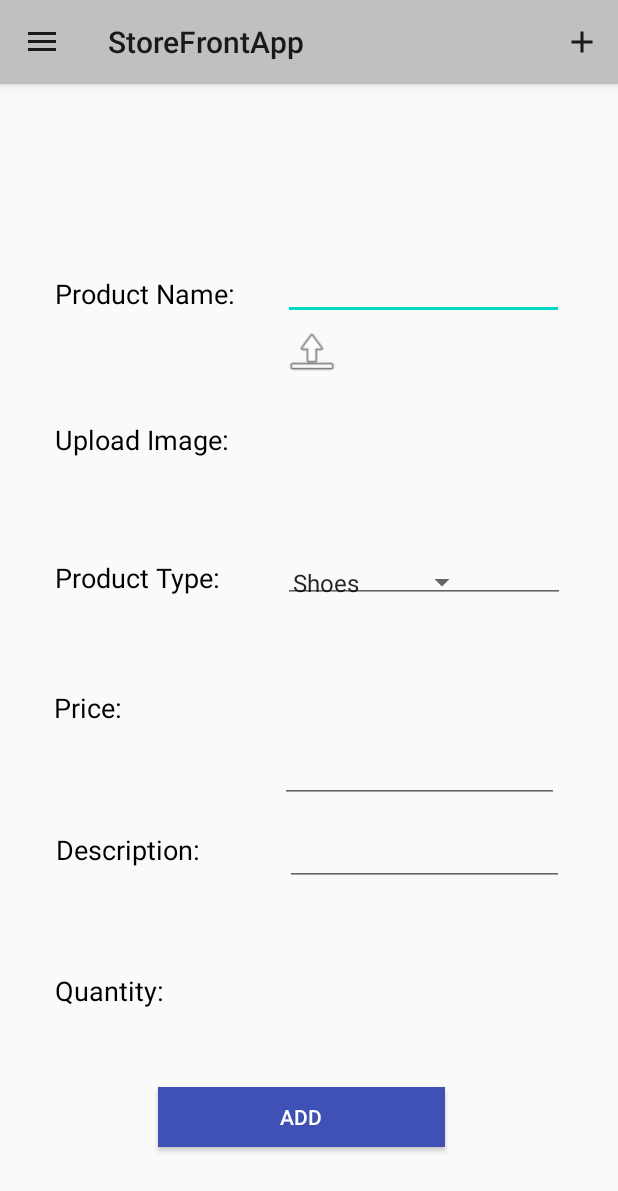
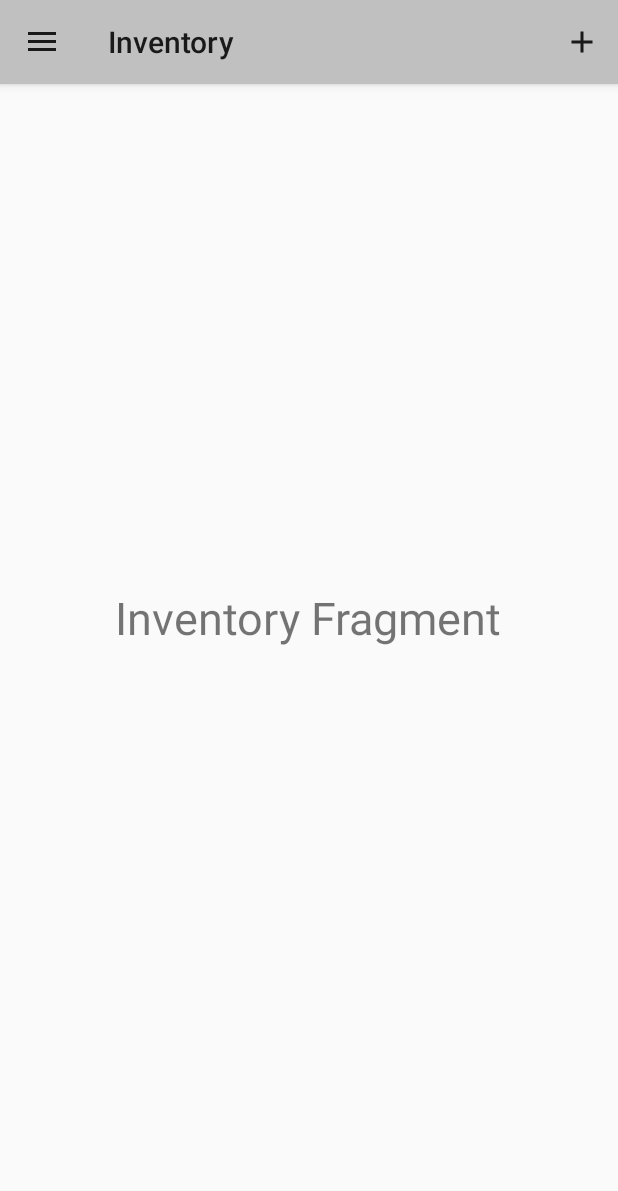
Before and after one commit to TeddyBonkerz/StoreFrontApp, an Android app: the home screen opened directly, with no data from a screen before it, in the side drawer, after a tap on "Inventory", on a phone screen of 412 x 824 dp. Shown: the top 1191 px of the screen. Run offline under Robolectric (Android 15) with nearby library versions, the phone set to English and light mode, and no system bars; our stand-ins replace Firebase (no records; nobody signed in at launch, a user with empty details on screens opened directly).

Commit message:
Added inventory page and add product page.

```diff
--- a/app/build.gradle
+++ b/app/build.gradle
@@ -32,6 +32,10 @@ dependencies {
     implementation 'androidx.lifecycle:lifecycle-extensions:2.2.0'
     implementation 'com.google.firebase:firebase-auth:19.3.1'
     implementation 'com.google.firebase:firebase-storage:19.2.0'
+    implementation 'androidx.legacy:legacy-support-v4:1.0.0'
+    implementation 'androidx.recyclerview:recyclerview:1.1.0'
+    implementation 'androidx.navigation:navigation-fragment:2.3.1'
+    implementation 'androidx.navigation:navigation-ui:2.3.1'
     testImplementation 'junit:junit:4.12'
     androidTestImplementation 'androidx.test.ext:junit:1.1.2'
     androidTestImplementation 'androidx.test.espresso:espresso-core:3.3.0'
--- a/app/src/main/java/com/example/storefrontapp/home.java
+++ b/app/src/main/java/com/example/storefrontapp/home.java
@@ -6,16 +6,20 @@ import androidx.appcompat.app.AppCompatActivity;
 import androidx.appcompat.widget.Toolbar;
 import androidx.core.view.GravityCompat;
 import androidx.drawerlayout.widget.DrawerLayout;
+import androidx.fragment.app.FragmentManager;
 
 import android.content.Intent;
 import android.os.Bundle;
 import android.view.Menu;
 import android.view.MenuItem;
+import android.view.View;
+import android.widget.Button;
 import android.widget.TextView;
 
 import com.example.storefrontapp.navdrawer.account_fragment;
 import com.example.storefrontapp.navdrawer.add_product_fragment;
 import com.example.storefrontapp.navdrawer.home_fragment;
+import com.example.storefrontapp.navdrawer.inventory_fragment;
 import com.example.storefrontapp.navdrawer.payment_fragment;
 import com.google.android.material.navigation.NavigationView;
 import com.google.firebase.auth.FirebaseAuth;
@@ -32,6 +36,9 @@ public class home extends AppCompatActivity implements NavigationView.OnNavigati
     private DrawerLayout drawer;
     private Toolbar toolbar;
     private NavigationView navigationView;
+    private ActionBarDrawerToggle toggle;
+    private boolean navBarRegistered = false;
+
     FirebaseAuth mAuth;
     FirebaseUser currentUser;
 
@@ -44,29 +51,30 @@ public class home extends AppCompatActivity implements NavigationView.OnNavigati
         super.onCreate(savedInstanceState);
         setContentView(R.layout.activity_home);
 
-        toolbar = findViewById(R.id.toolbar);
-        setSupportActionBar(toolbar);
 
         drawer = findViewById(R.id.drawer_layout);
         navigationView = findViewById(R.id.nav_view);
         navigationView.setNavigationItemSelectedListener(this);
 
+
+        toolbar = findViewById(R.id.toolbar);
+        setSupportActionBar(toolbar);
+        //getSupportActionBar().setDisplayHomeAsUpEnabled(true);
+
         mAuth = FirebaseAuth.getInstance();
         currentUser = mAuth.getCurrentUser();
-        //userText = findViewById(R.id.welcomeUser);
-        //userText.setText(currentUser.getDisplayName());
 
-        ActionBarDrawerToggle toggle = new ActionBarDrawerToggle(this, drawer, toolbar,
+
+        toggle = new ActionBarDrawerToggle(this, drawer, toolbar,
                 R.string.navigation_drawer_open, R.string.navigation_drawer_close);
         drawer.addDrawerListener(toggle);
         toggle.syncState();
 
-        if(savedInstanceState == null) {
+        if (savedInstanceState == null) {
             getSupportFragmentManager().beginTransaction().replace(R.id.fragment_container,
                     new home_fragment()).commit();
             navigationView.setCheckedItem(R.id.home);
         }
-
 
 
     }
@@ -75,23 +83,26 @@ public class home extends AppCompatActivity implements NavigationView.OnNavigati
     public boolean onNavigationItemSelected(@NonNull MenuItem item) {
         switch (item.getItemId()) {
             case R.id.home:
+                getSupportActionBar().setTitle("Home");
                 getSupportFragmentManager().beginTransaction().replace(R.id.fragment_container,
                         new home_fragment()).commit();
                 break;
             case R.id.account:
+                getSupportActionBar().setTitle("Account");
                 getSupportFragmentManager().beginTransaction().replace(R.id.fragment_container,
                         new account_fragment()).commit();
                 break;
             case R.id.inventory:
+                getSupportActionBar().setTitle("Inventory");
                 getSupportFragmentManager().beginTransaction().replace(R.id.fragment_container,
-                        new add_product_fragment()).commit();
+                        new inventory_fragment()).commit();
                 break;
             case R.id.payment_details:
+                getSupportActionBar().setTitle("Payment Methods");
                 getSupportFragmentManager().beginTransaction().replace(R.id.fragment_container,
                         new payment_fragment()).commit();
                 break;
             case R.id.logout:
-                FirebaseAuth.getInstance().signOut();
                 startActivity(new Intent(getApplicationContext(), login.class));
                 finish();
                 break;
@@ -115,4 +126,41 @@ public class home extends AppCompatActivity implements NavigationView.OnNavigati
         getMenuInflater().inflate(R.menu.appbar, menu);
         return true;
     }
+
+    @Override
+    public boolean onOptionsItemSelected(MenuItem item) {
+        switch (item.getItemId()) {
+            case R.id.add_product:
+                displayHomeUpOrHamburger();
+                getSupportActionBar().setTitle("Add Product");
+                getSupportFragmentManager().beginTransaction().replace(R.id.fragment_container,
+                        new add_product_fragment()).commit();
+            default:
+                break;
+        }
+        return super.onOptionsItemSelected(item);
+    }
+
+    private void displayHomeUpOrHamburger() {
+        boolean upButton = getSupportFragmentManager().getBackStackEntryCount() > 0;
+
+        if (upButton) {
+            drawer.setDrawerLockMode(DrawerLayout.LOCK_MODE_LOCKED_CLOSED);
+            toggle.setDrawerIndicatorEnabled(false);
+            if (!navBarRegistered) {
+                toggle.setToolbarNavigationClickListener(new View.OnClickListener() {
+                    @Override
+                    public void onClick(View view) {
+                        getSupportFragmentManager().popBackStackImmediate();
+                    }
+                });
+                navBarRegistered = true;
+            }
+        } else {
+            drawer.setDrawerLockMode(DrawerLayout.LOCK_MODE_UNLOCKED);
+            toggle.setDrawerIndicatorEnabled(true);
+            toggle.setToolbarNavigationClickListener(null);
+            navBarRegistered = false;
+        }
+    }
 }
--- a/app/src/main/java/com/example/storefrontapp/navdrawer/add_product_fragment.java
+++ b/app/src/main/java/com/example/storefrontapp/navdrawer/add_product_fragment.java
@@ -18,6 +18,7 @@ import android.widget.Toast;
 
 import androidx.annotation.NonNull;
 import androidx.annotation.Nullable;
+import androidx.appcompat.app.AppCompatActivity;
 import androidx.fragment.app.Fragment;
 
 import com.example.storefrontapp.InventoryModel;
--- /dev/null
+++ b/app/src/main/java/com/example/storefrontapp/navdrawer/inventory_fragment.java
@@ -0,0 +1,20 @@
+package com.example.storefrontapp.navdrawer;
+
+import android.os.Bundle;
+import android.view.LayoutInflater;
+import android.view.View;
+import android.view.ViewGroup;
+
+import androidx.annotation.NonNull;
+import androidx.annotation.Nullable;
+import androidx.fragment.app.Fragment;
+
+import com.example.storefrontapp.R;
+
+public class inventory_fragment extends Fragment {
+    @Nullable
+    @Override
+    public View onCreateView(@NonNull LayoutInflater inflater, @Nullable ViewGroup container, @Nullable Bundle savedInstanceState) {
+        return inflater.inflate(R.layout.fragment_inventory, container, false);
+    }
+}
--- /dev/null
+++ b/app/src/main/res/layout/fragment_inventory.xml
@@ -0,0 +1,12 @@
+<?xml version="1.0" encoding="utf-8"?>
+<RelativeLayout xmlns:android="http://schemas.android.com/apk/res/android"
+    android:layout_width="match_parent"
+    android:layout_height="match_parent">
+
+    <TextView
+        android:layout_width="wrap_content"
+        android:layout_height="wrap_content"
+        android:text="Inventory Fragment"
+        android:textSize="30sp"
+        android:layout_centerInParent="true"/>
+</RelativeLayout>
--- a/app/src/main/res/menu/appbar.xml
+++ b/app/src/main/res/menu/appbar.xml
@@ -1,9 +1,9 @@
 <?xml version="1.0" encoding="utf-8"?>
 <menu xmlns:android="http://schemas.android.com/apk/res/android"
     xmlns:app="http://schemas.android.com/apk/res-auto">
-<item
-    android:title="Add Product"
-    android:id="@+id/add_product"
-    android:icon="@drawable/ic_baseline_add_24"
-    app:showAsAction="ifRoom"/>
+    <item
+        android:id="@+id/add_product"
+        android:icon="@drawable/ic_baseline_add_24"
+        android:title="Add Product"
+        app:showAsAction="ifRoom" />
 </menu>
--- a/app/src/main/res/values/dimens.xml
+++ b/app/src/main/res/values/dimens.xml
@@ -2,4 +2,5 @@
     <!-- Default screen margins, per the Android Design guidelines. -->
     <dimen name="activity_horizontal_margin">16dp</dimen>
     <dimen name="activity_vertical_margin">16dp</dimen>
+    <dimen name="text_margin">16dp</dimen>
 </resources>
```
